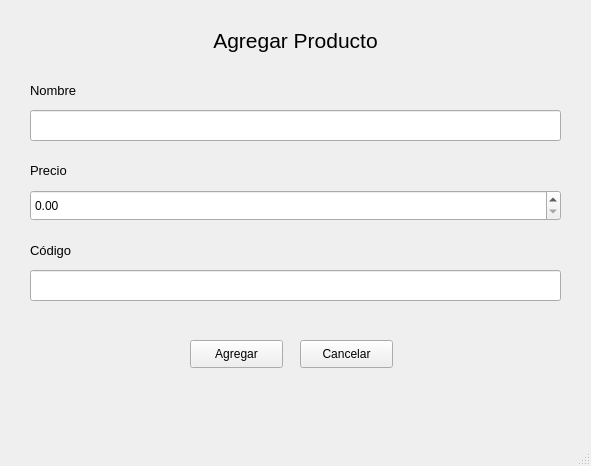
The window that code/ui_files/agregar_producto_window.ui (Perer876/tiendita) describes before a commit, drawn with Qt 5.
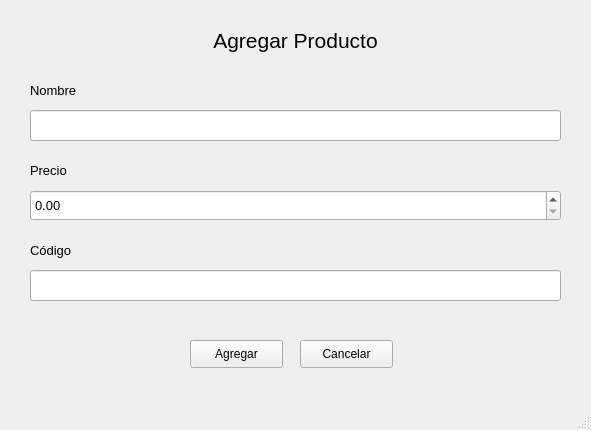
The same window after the commit. Icons and pictures are not drawn.

Commit message: Agregar productos funcionando

What changed in the file:
```diff
--- a/code/ui_files/agregar_producto_window.ui
+++ b/code/ui_files/agregar_producto_window.ui
@@ -7,7 +7,7 @@
     <x>0</x>
     <y>0</y>
     <width>591</width>
-    <height>466</height>
+    <height>430</height>
    </rect>
   </property>
   <property name="windowTitle">
@@ -73,6 +73,20 @@
       <height>31</height>
      </rect>
     </property>
+    <property name="font">
+     <font>
+      <pointsize>10</pointsize>
+     </font>
+    </property>
+    <property name="showGroupSeparator" stdset="0">
+     <bool>false</bool>
+    </property>
+    <property name="prefix">
+     <string/>
+    </property>
+    <property name="maximum">
+     <double>999999.989999999990687</double>
+    </property>
    </widget>
    <widget class="QLabel" name="label_3">
     <property name="geometry">
```
Left out of the diff: 111 changed lines with no effect on the pictures. The commit also changes 2 other files.
